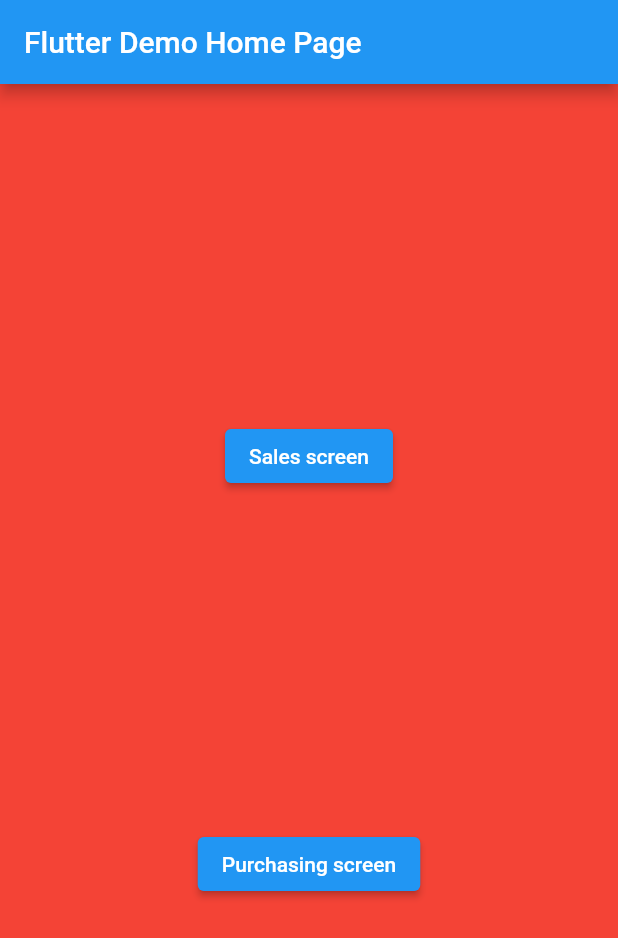
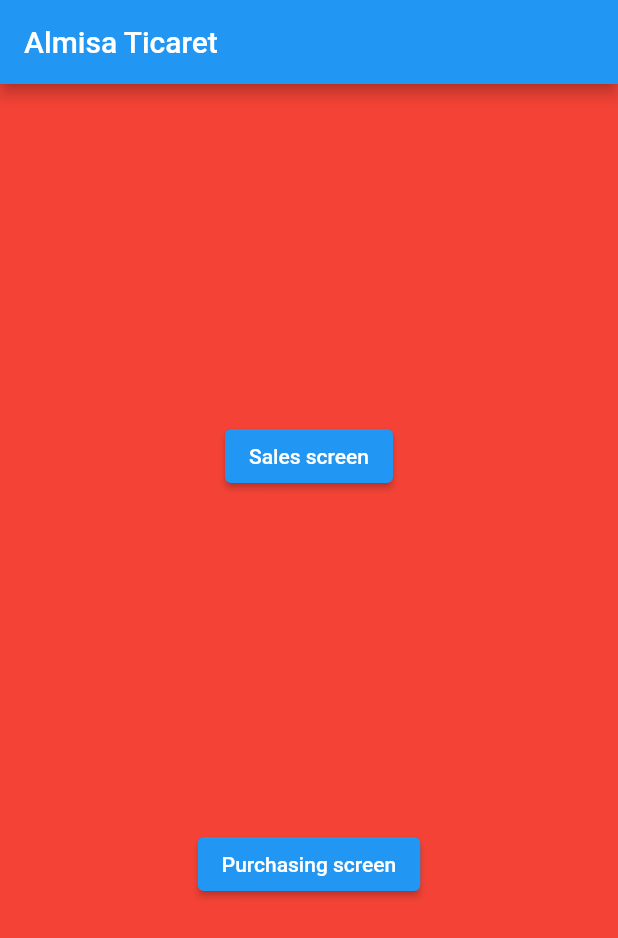
Before and after one commit to barisburakbalci/tedarikq, a Flutter app: the screen it shows after launch, on a phone screen of 412 x 824 dp. Shown: the top 938 px of the screen. Run offline on Flutter 3.47's test engine with Material 2 defaults, Android fonts, the phone set to English and light mode, and no system bars; our stand-ins replace cloud_firestore, firebase_core; accounts and stored records are empty.

Commit message:
Firebase implemented

```diff
--- a/lib/main.dart
+++ b/lib/main.dart
@@ -1,13 +1,19 @@
 import 'package:flutter/material.dart';
 import 'screens/sales.dart';
 import 'screens/purchasing.dart';
+import 'package:firebase_core/firebase_core.dart';
+import 'firebase_options.dart';
 
 void main() {
-  runApp(const MyApp());
+  runApp(MyApp());
 }
 
 class MyApp extends StatelessWidget {
-  const MyApp({super.key});
+  MyApp({super.key});
+
+  final Future<FirebaseApp> _firebaseInitialization = Firebase.initializeApp(
+    options: DefaultFirebaseOptions.currentPlatform,
+  );
 
   @override
   Widget build(BuildContext context) {
@@ -16,7 +22,22 @@ class MyApp extends StatelessWidget {
       theme: ThemeData(
         primarySwatch: Colors.blue,
       ),
-      home: const MyHomePage(title: 'Flutter Demo Home Page'),
+      home: FutureBuilder(
+        future: _firebaseInitialization,
+        builder: (context, snapshot) {
+          if (snapshot.hasError) {
+            return const Center(
+              child: Text('Firebase error'),
+            );
+          } else if (snapshot.hasData) {
+            return const MyHomePage(title: 'Almisa Ticaret');
+          } else {
+            return const Center(
+              child: CircularProgressIndicator(),
+            );
+          }
+        },
+      ),
     );
   }
 }
--- a/pubspec.yaml
+++ b/pubspec.yaml
@@ -31,11 +31,13 @@ environment:
 dependencies:
   flutter:
     sdk: flutter
+  firebase_core: 2.4.1
 
 
   # The following adds the Cupertino Icons font to your application.
   # Use with the CupertinoIcons class for iOS style icons.
   cupertino_icons: ^1.0.2
+  cloud_firestore: ^4.3.1
 
 dev_dependencies:
   flutter_test:
```
Also changed, not shown: lib/screens/purchasing.dart (+26 -1 lines), lib/firebase_options.dart (added), pubspec.lock, 7 other files.
